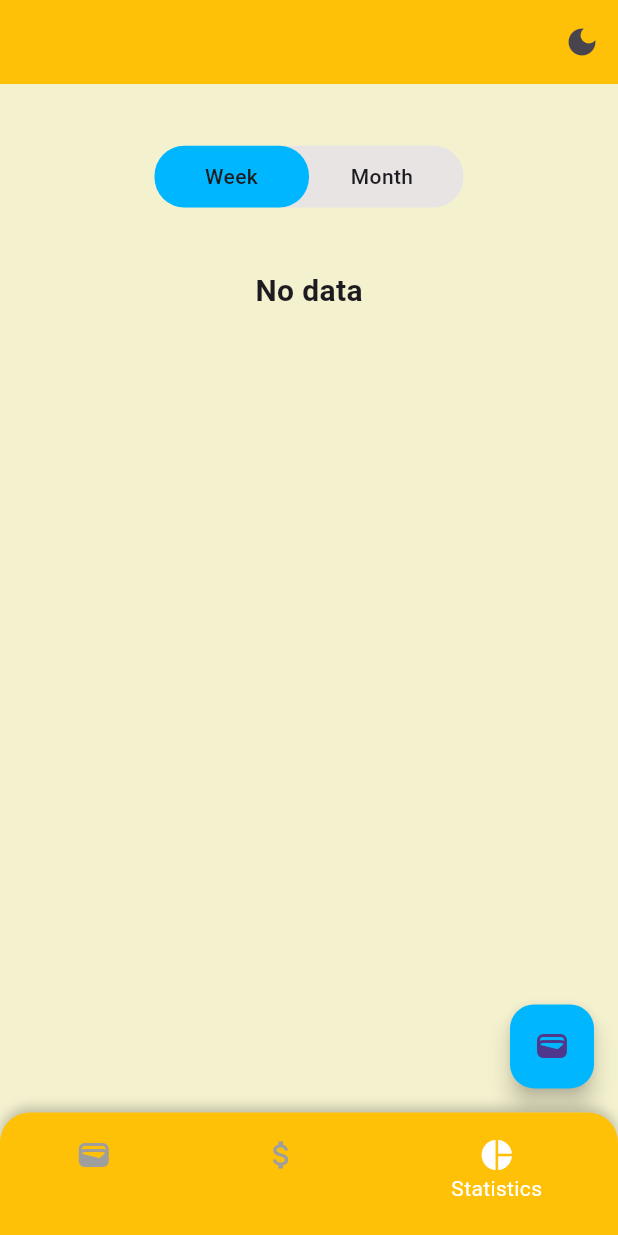
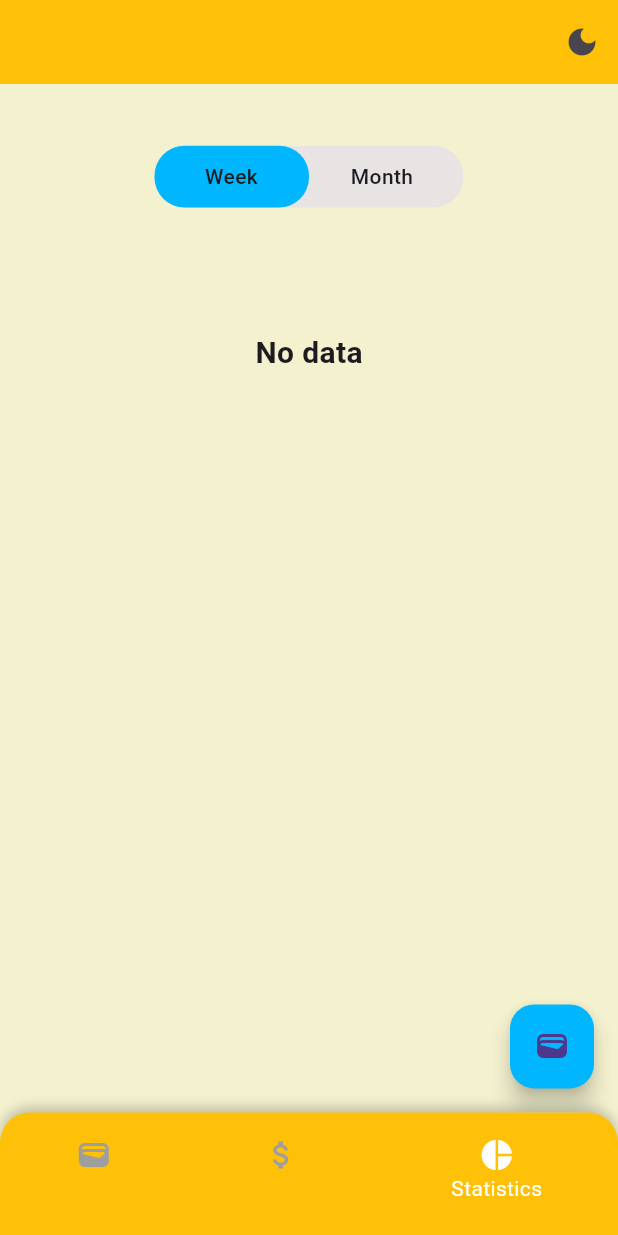
Before and after one commit to Yura-0/ItrackEr, a Flutter app: the screen it shows after launch, swiped to page 3, on a phone screen of 412 x 824 dp. Run offline on Flutter 3.47's test engine with Material 3 defaults, Android fonts, the light colour scheme and no system bars; our stand-ins replace drift, flutter_bloc, get_it, responsive_sizer, shared_preferences, sqlite3_flutter_libs and 1 more; missing offline and left inert: sqlite3; accounts and stored records are empty; generated files the repository leaves out were written again.

Commit message:
size fix

```diff
--- a/lib/features/statistic/statistic_page.dart
+++ b/lib/features/statistic/statistic_page.dart
@@ -110,7 +110,7 @@ class _StatisticPageState extends State<StatisticPage> {
                 },
               ),
               SizedBox(
-                height: Adaptive.h(5),
+                height: Adaptive.h(10),
               ),
               _trans.isEmpty
                   ? Text(
```
